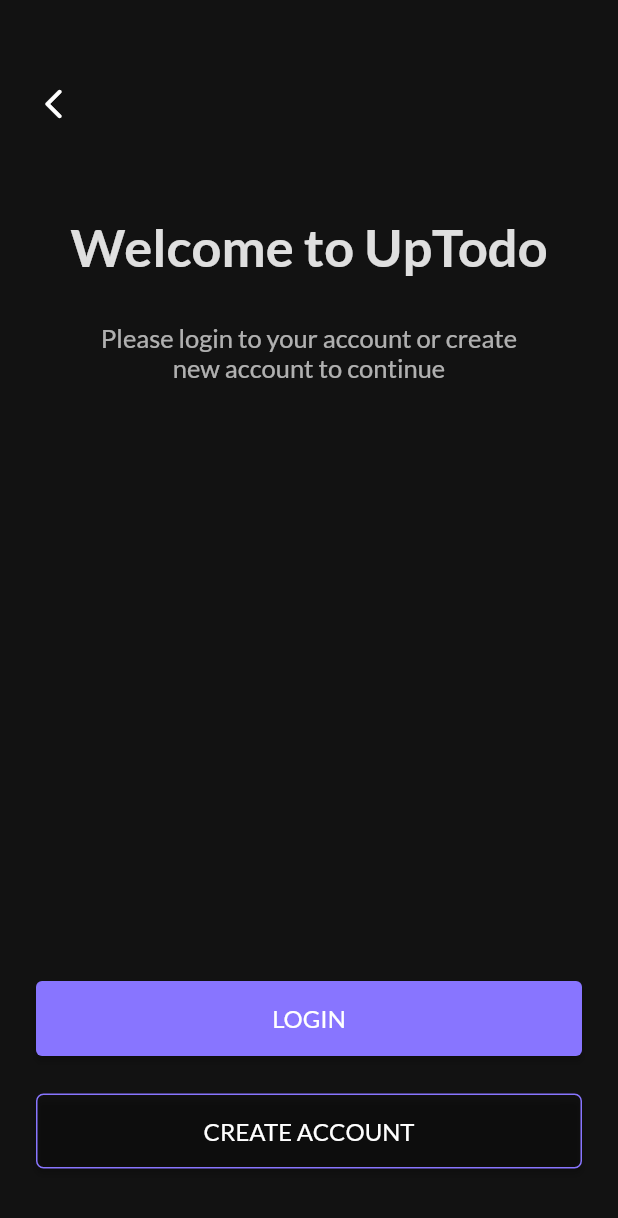
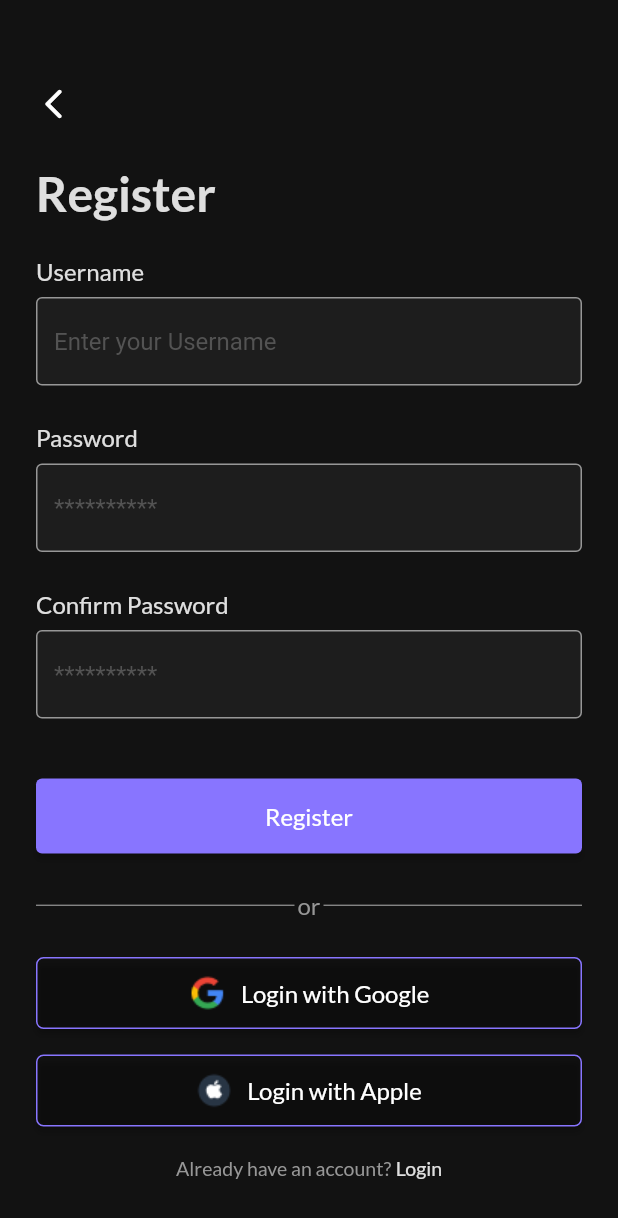
Before and after one commit to VictorAJ01/Todo-App-Mobile, a Flutter app: the WelcomeScreen screen opened directly, after a tap on "CREATE ACCOUNT", on a phone screen of 412 x 824 dp. Shown: the top 1218 px of the screen. Run offline on Flutter 3.47's test engine with Material 2 defaults, Android fonts, the phone set to English and light mode, and no system bars.

Commit message:
Added Register Screen

```diff
--- a/lib/main.dart
+++ b/lib/main.dart
@@ -1,6 +1,8 @@
 import 'package:flutter/material.dart';
-import 'package:my_todo_app/screens/login_screen.dart';
-import 'package:my_todo_app/screens/splash_screen.dart';
+
+import 'screens/splash_screen.dart';
+import 'screens/login_screen.dart';
+import 'screens/register_screen.dart';
 
 void main() {
   runApp(const MyApp());
@@ -18,6 +20,7 @@ class MyApp extends StatelessWidget {
       home: const SplashScreen(),
       routes: {
         '/login': (context) => LoginScreen(),
+        '/register': (context) => RegisterScreen(),
       },
     );
   }
--- a/lib/screens/login_screen.dart
+++ b/lib/screens/login_screen.dart
@@ -36,7 +36,7 @@ class LoginScreen extends StatelessWidget {
                 ],
               ),
               const SizedBox(
-                height: 30,
+                height: 41,
               ),
               const Text(
                 "Login",
@@ -48,7 +48,7 @@ class LoginScreen extends StatelessWidget {
                 ),
               ),
               const SizedBox(
-                height: 50,
+                height: 53,
               ),
               Form(
                 child: Column(
@@ -65,7 +65,7 @@ class LoginScreen extends StatelessWidget {
                       ),
                     ),
                     const SizedBox(
-                      height: 10,
+                      height: 8,
                     ),
                     MyFormTextField(
                       controller: usernameController,
@@ -73,7 +73,7 @@ class LoginScreen extends StatelessWidget {
                       obscureText: true,
                     ),
                     const SizedBox(
-                      height: 30,
+                      height: 25,
                     ),
                     const Text(
                       'Password',
@@ -86,7 +86,7 @@ class LoginScreen extends StatelessWidget {
                       ),
                     ),
                     const SizedBox(
-                      height: 10,
+                      height: 8,
                     ),
                     MyFormTextField(
                       controller: passwordController,
@@ -162,7 +162,7 @@ class LoginScreen extends StatelessWidget {
               Column(
                 children: [
                   SizedBox(
-                    height: 50,
+                    height: 48,
                     width: double.infinity,
                     child: ElevatedButton(
                       style: ButtonStyle(
@@ -202,10 +202,10 @@ class LoginScreen extends StatelessWidget {
                     ),
                   ),
                   const SizedBox(
-                    height: 20,
+                    height: 17,
                   ),
                   SizedBox(
-                    height: 50,
+                    height: 48,
                     width: double.infinity,
                     child: ElevatedButton(
                       style: ButtonStyle(
@@ -249,29 +249,34 @@ class LoginScreen extends StatelessWidget {
               const SizedBox(
                 height: 30,
               ),
-              const Column(
+              Column(
                 children: [
                   Row(
                     mainAxisAlignment: MainAxisAlignment.center,
                     crossAxisAlignment: CrossAxisAlignment.center,
                     children: [
-                      Text(
-                        'Don\'t have an account?',
+                      const Text(
+                        'Don\'t have an account? ',
                         style: TextStyle(
                           color: Color(0xFF979797),
                           fontFamily: 'Lato',
                           fontSize: 13,
                         ),
                       ),
-                      SizedBox(
+                      const SizedBox(
                         width: 3,
                       ),
-                      Text(
-                        'Register',
-                        style: TextStyle(
-                          color: Color(0xDDFFFFFF),
-                          fontFamily: 'Lato',
-                          fontSize: 13,
+                      InkWell(
+                        onTap: () {
+                          Navigator.pushNamed(context, '/register');
+                        },
+                        child: const Text(
+                          'Register',
+                          style: TextStyle(
+                            color: Color(0xDDFFFFFF),
+                            fontFamily: 'Lato',
+                            fontSize: 13,
+                          ),
                         ),
                       )
                     ],
--- /dev/null
+++ b/lib/screens/register_screen.dart
@@ -0,0 +1,312 @@
+import 'package:flutter/material.dart';
+
+import '../components/form_text_field.dart';
+
+class RegisterScreen extends StatelessWidget {
+  RegisterScreen({super.key});
+
+  final usernameController = TextEditingController();
+  final passwordController = TextEditingController();
+  final confirmPasswordController = TextEditingController();
+
+  @override
+  Widget build(BuildContext context) {
+    return Scaffold(
+      body: Container(
+        color: const Color(0xFF121212),
+        width: double.infinity,
+        child: Padding(
+          padding: const EdgeInsets.symmetric(horizontal: 24),
+          child: Column(
+            crossAxisAlignment: CrossAxisAlignment.start,
+            children: [
+              const SizedBox(
+                height: 45,
+              ),
+              Row(
+                children: [
+                  IconButton(
+                    onPressed: () {
+                      Navigator.pop(context);
+                    },
+                    icon: const Icon(Icons.arrow_back_ios_rounded,
+                        color: Colors.white),
+                    padding: EdgeInsets.zero,
+                    alignment: Alignment.centerLeft,
+                  ),
+                ],
+              ),
+              const SizedBox(
+                height: 16,
+              ),
+              const Text(
+                "Register",
+                style: TextStyle(
+                  fontFamily: 'Lato',
+                  fontSize: 32,
+                  fontWeight: FontWeight.w700,
+                  color: Color(0xDDFFFFFF),
+                ),
+              ),
+              const SizedBox(
+                height: 24,
+              ),
+              Form(
+                child: Column(
+                  crossAxisAlignment: CrossAxisAlignment.start,
+                  children: [
+                    const Text(
+                      'Username',
+                      textAlign: TextAlign.left,
+                      style: TextStyle(
+                        fontFamily: 'Lato',
+                        fontSize: 16,
+                        fontWeight: FontWeight.w400,
+                        color: Color(0xDDFFFFFF),
+                      ),
+                    ),
+                    const SizedBox(
+                      height: 8,
+                    ),
+                    MyFormTextField(
+                      controller: usernameController,
+                      hintText: 'Enter your Username',
+                      obscureText: true,
+                    ),
+                    const SizedBox(
+                      height: 25,
+                    ),
+                    const Text(
+                      'Password',
+                      textAlign: TextAlign.left,
+                      style: TextStyle(
+                        fontFamily: 'Lato',
+                        fontSize: 16,
+                        fontWeight: FontWeight.w400,
+                        color: Color(0xDDFFFFFF),
+                      ),
+                    ),
+                    const SizedBox(
+                      height: 8,
+                    ),
+                    MyFormTextField(
+                      controller: passwordController,
+                      hintText: '**********',
+                      obscureText: true,
+                    ),
+                    const SizedBox(
+                      height: 25,
+                    ),
+                    const Text(
+                      'Confirm Password',
+                      textAlign: TextAlign.left,
+                      style: TextStyle(
+                        fontFamily: 'Lato',
+                        fontSize: 16,
+                        fontWeight: FontWeight.w400,
+                        color: Color(0xDDFFFFFF),
+                      ),
+                    ),
+                    const SizedBox(
+                      height: 8,
+                    ),
+                    MyFormTextField(
+                      controller: confirmPasswordController,
+                      hintText: '**********',
+                      obscureText: true,
+                    ),
+                    const SizedBox(
+                      height: 40,
+                    ),
+                    SizedBox(
+                      height: 50,
+                      width: double.infinity,
+                      child: ElevatedButton(
+                        style: ButtonStyle(
+                          backgroundColor: MaterialStateProperty.all<Color>(
+                            const Color(0xFF8875FF),
+                          ),
+                        ),
+                        onPressed: () {
+                          print('Hello!!!');
+                        },
+                        child: const Text(
+                          'Register',
+                          style: TextStyle(
+                            fontFamily: 'Lato',
+                            fontSize: 16,
+                          ),
+                        ),
+                      ),
+                    ),
+                    const SizedBox(
+                      height: 25,
+                    ),
+                    const Row(
+                      children: [
+                        Expanded(
+                          child: Divider(
+                            thickness: 0.8,
+                            color: Color(0xFF979797),
+                          ),
+                        ),
+                        SizedBox(
+                          width: 2,
+                        ),
+                        Text(
+                          'or',
+                          textAlign: TextAlign.center,
+                          style: TextStyle(
+                            color: Color(0xFF979797),
+                            fontFamily: 'Lato',
+                            fontSize: 16,
+                          ),
+                        ),
+                        SizedBox(
+                          width: 2,
+                        ),
+                        Expanded(
+                          child: Divider(
+                            thickness: 0.8,
+                            color: Color(0xFF979797),
+                          ),
+                        ),
+                      ],
+                    ),
+                    const SizedBox(
+                      height: 25,
+                    ),
+                    Column(
+                      children: [
+                        SizedBox(
+                          height: 48,
+                          width: double.infinity,
+                          child: ElevatedButton(
+                            style: ButtonStyle(
+                              backgroundColor: MaterialStateProperty.all<Color>(
+                                  Colors.transparent),
+                              shape: MaterialStateProperty.all<OutlinedBorder>(
+                                RoundedRectangleBorder(
+                                  borderRadius: BorderRadius.circular(5.0),
+                                  side: const BorderSide(
+                                    color: Color(0xFF8875FF), // Border color
+                                  ),
+                                ),
+                              ),
+                            ),
+                            onPressed: () {
+                              print("Hello World!");
+                            },
+                            child: const Row(
+                              mainAxisAlignment: MainAxisAlignment.center,
+                              children: [
+                                Image(
+                                  image: AssetImage('images/google.png'),
+                                ),
+                                SizedBox(
+                                  width: 10,
+                                ),
+                                Text(
+                                  'Login with Google',
+                                  style: TextStyle(
+                                    color: Colors.white,
+                                    fontSize: 16,
+                                    fontFamily: 'Lato',
+                                  ),
+                                ),
+                              ],
+                            ),
+                          ),
+                        ),
+                        const SizedBox(
+                          height: 17,
+                        ),
+                        SizedBox(
+                          height: 48,
+                          width: double.infinity,
+                          child: ElevatedButton(
+                            style: ButtonStyle(
+                              backgroundColor: MaterialStateProperty.all<Color>(
+                                  Colors.transparent),
+                              shape: MaterialStateProperty.all<OutlinedBorder>(
+                                RoundedRectangleBorder(
+                                  borderRadius: BorderRadius.circular(5.0),
+                                  side: const BorderSide(
+                                    color: Color(0xFF8875FF), // Border color
+                                  ),
+                                ),
+                              ),
+                            ),
+                            onPressed: () {
+                              print("Hello World!");
+                            },
+                            child: const Row(
+                              mainAxisAlignment: MainAxisAlignment.center,
+                              children: [
+                                Image(
+                                  image: AssetImage('images/apple.png'),
+                                ),
+                                SizedBox(
+                                  width: 10,
+                                ),
+                                Text(
+                                  'Login with Apple',
+                                  style: TextStyle(
+                                    color: Colors.white,
+                                    fontSize: 16,
+                                    fontFamily: 'Lato',
+                                  ),
+                                ),
+                              ],
+                            ),
+                          ),
+                        ),
+                        const SizedBox(
+                          height: 20,
+                        ),
+                        Column(
+                          children: [
+                            Row(
+                              mainAxisAlignment: MainAxisAlignment.center,
+                              crossAxisAlignment: CrossAxisAlignment.center,
+                              children: [
+                                const Text(
+                                  'Already have an account?',
+                                  style: TextStyle(
+                                    color: Color(0xFF979797),
+                                    fontFamily: 'Lato',
+                                    fontSize: 13,
+                                  ),
+                                ),
+                                const SizedBox(
+                                  width: 3,
+                                ),
+                                InkWell(
+                                  onTap: () {
+                                    Navigator.pushNamed(context, '/login');
+                                  },
+                                  child: const Text(
+                                    'Login',
+                                    style: TextStyle(
+                                      color: Color(0xDDFFFFFF),
+                                      fontFamily: 'Lato',
+                                      fontSize: 13,
+                                    ),
+                                  ),
+                                )
+                              ],
+                            ),
+                          ],
+                        )
+                      ],
+                    ),
+                  ],
+                ),
+              )
+            ],
+          ),
+        ),
+      ),
+    );
+  }
+}
--- a/lib/screens/welcome_screen.dart
+++ b/lib/screens/welcome_screen.dart
@@ -106,7 +106,7 @@ class WelcomeScreen extends StatelessWidget {
                           ),
                         ),
                         onPressed: () {
-                          print("Hello World!");
+                          Navigator.pushNamed(context, '/register');
                         },
                         child: const Text(
                           'CREATE ACCOUNT',
```
